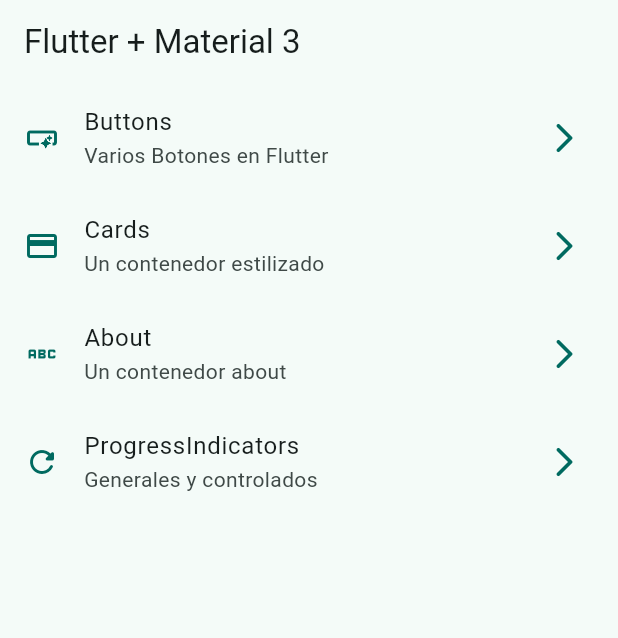
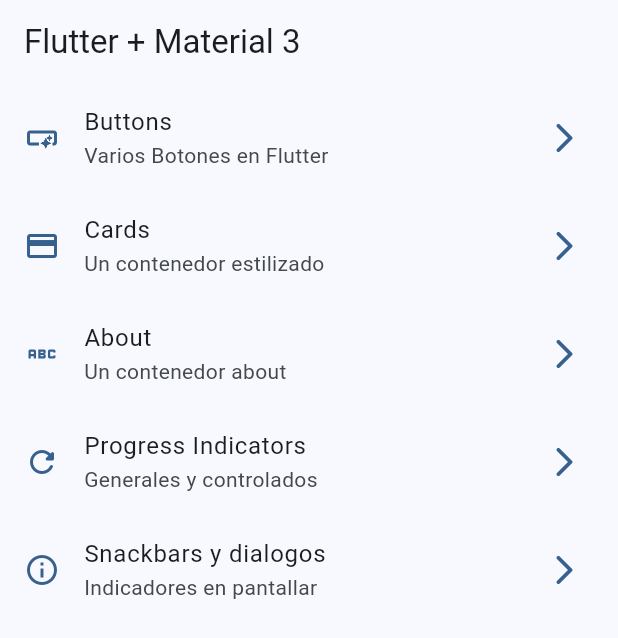
Before and after one commit to JAP994/widgets, a Flutter app: the screen it shows after launch, on a phone screen of 412 x 824 dp. Shown: the top 638 px of the screen. Run offline on Flutter 3.47's test engine with Material 3 defaults, Android fonts, the phone set to English and light mode, and no system bars; our stand-ins replace go_router.

Commit message:
Snackbars y dialogos terminado

```diff
--- a/lib/config/menu/menu_items.dart
+++ b/lib/config/menu/menu_items.dart
@@ -38,10 +38,16 @@ const appMenuItems = <MenuItem>[
   ),
 
   MenuItem(
-    title: 'ProgressIndicators',
+    title: 'Progress Indicators',
     subTitle: 'Generales y controlados',
     link: '/progress',
     icon: Icons.refresh_rounded
   ),
 
+  MenuItem(
+    title: 'Snackbars y dialogos',
+    subTitle: 'Indicadores en pantallar',
+    link: '/snackbars',
+    icon: Icons.info_outline
+  ),
 ];
--- a/lib/config/router/app_router.dart
+++ b/lib/config/router/app_router.dart
@@ -30,5 +30,10 @@ final appRouter = GoRouter(
       name: ProgressScreen.name,
       builder: (context, state) => ProgressScreen(),
     ),
+    GoRoute(
+      path: '/snackbars',
+      name: SnackbarScreen.name,
+      builder: (context, state) => SnackbarScreen(),
+    ),
   ],
 );
--- a/lib/main.dart
+++ b/lib/main.dart
@@ -12,9 +12,10 @@ class MainApp extends StatelessWidget {
   @override
   Widget build(BuildContext context) {
     return MaterialApp.router(
+      title: 'Flutter Widgets',
       routerConfig: appRouter,
       debugShowCheckedModeBanner: false,
-      theme: AppTheme(selectedColor: 1).getTheme(),
+      theme: AppTheme(selectedColor: 0).getTheme(),
     );
   }
 }
```
Also changed, not shown: lib/presentation/screens/snackbar/snackbar_screen.dart (+67 -1 lines).
